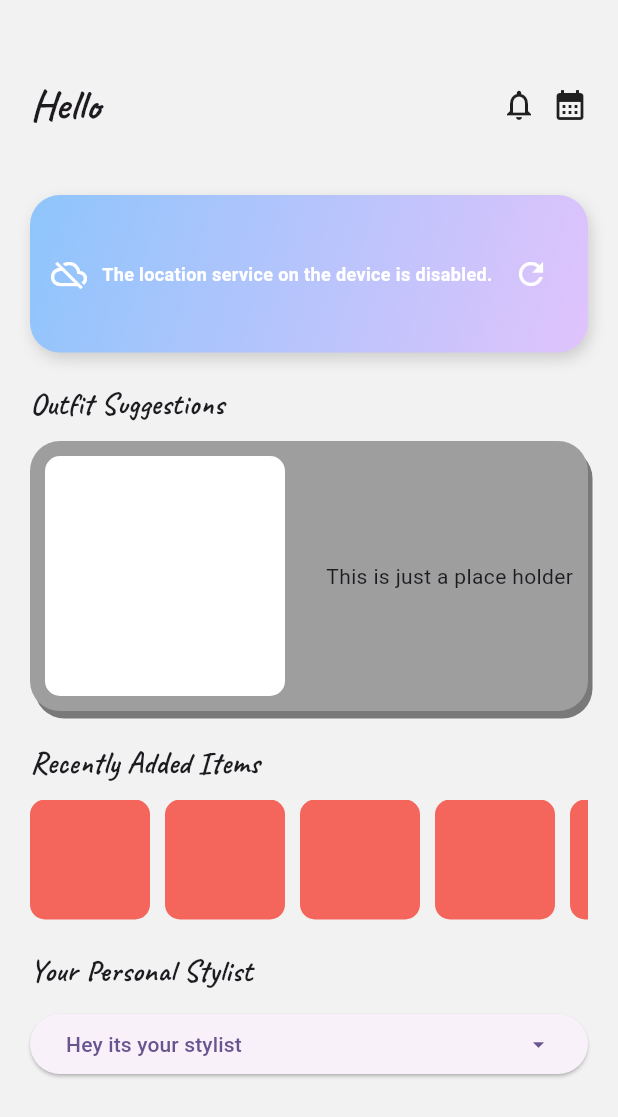
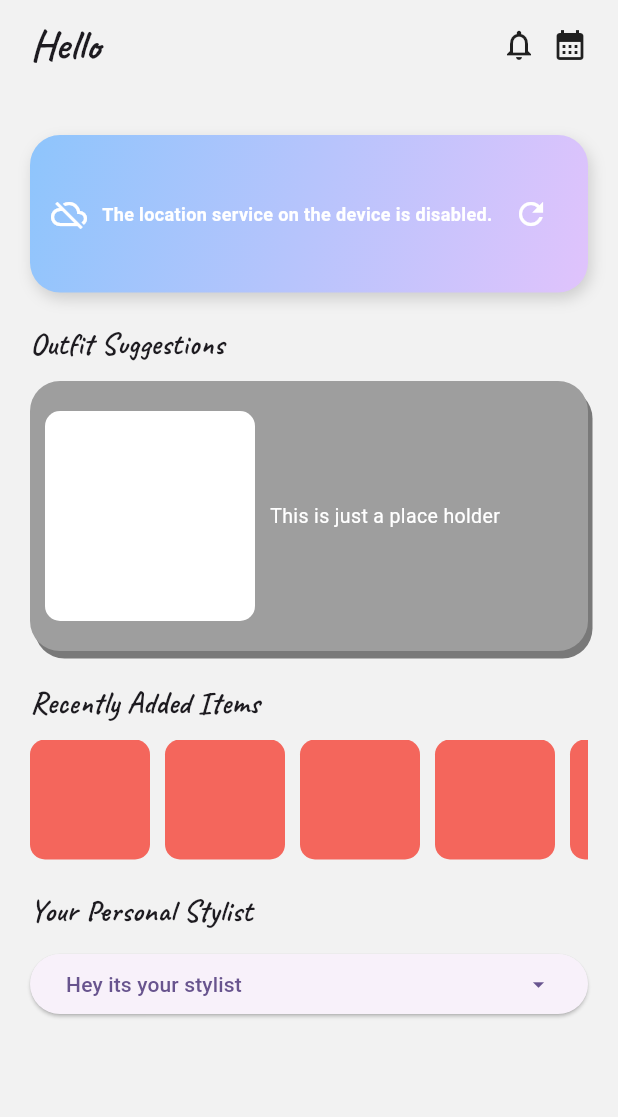
Before and after one commit to Nissan-Shrestha/FYP, a Flutter app: the Homescreen screen opened directly, on a phone screen of 412 x 824 dp. Shown: the top 1117 px of the screen. Run offline on Flutter 3.47's test engine with Material 3 defaults, Android fonts, the phone set to English and light mode, and no system bars; our stand-ins replace firebase_auth, firebase_core, geolocator, google_fonts, image_cropper, image_picker; accounts and stored records are empty.

Commit message:
homescreen ui fixed

```diff
--- a/fit_app/lib/screens/home/homescreen.dart
+++ b/fit_app/lib/screens/home/homescreen.dart
@@ -27,12 +27,12 @@ class _HomescreenState extends State<Homescreen> {
   Widget build(BuildContext context) {
     return Scaffold(
       backgroundColor: const Color(0xffF2F2F2),
-      body: Padding(
-        padding: const EdgeInsets.symmetric(horizontal: 20),
-        child: Column(
-          crossAxisAlignment: CrossAxisAlignment.start,
-          children: [
-            SizedBox(height: 50),
+      body: SafeArea(
+        child: SingleChildScrollView(
+          padding: const EdgeInsets.fromLTRB(20, 10, 20, 30),
+          child: Column(
+            crossAxisAlignment: CrossAxisAlignment.start,
+            children: [
 
             Row(
               spacing: 10,
@@ -130,14 +130,20 @@ class _HomescreenState extends State<Homescreen> {
                   mainAxisAlignment: MainAxisAlignment.spaceBetween,
                   children: [
                     Container(
-                      width: 160,
-                      height: 160,
+                      width: 140,
+                      height: 140,
                       decoration: BoxDecoration(
                         borderRadius: BorderRadius.circular(10),
                         color: Colors.white,
                       ),
                     ),
-                    Text("This is just a place holder"),
+                    const SizedBox(width: 10),
+                    const Expanded(
+                      child: Text(
+                        "This is just a place holder",
+                        style: TextStyle(fontSize: 13, color: Colors.white),
+                      ),
+                    ),
                   ],
                 ),
               ),
@@ -245,7 +251,7 @@ class _HomescreenState extends State<Homescreen> {
                   },
                 );
               },
-              child: Row(
+              child: const Row(
                 mainAxisAlignment: MainAxisAlignment.spaceBetween,
                 children: [
                   Text("Hey its your stylist"),
@@ -256,8 +262,9 @@ class _HomescreenState extends State<Homescreen> {
           ],
         ),
       ),
-    );
-  }
+    ),
+  );
+}
 
   Widget _buildWeatherContent(WeatherViewmodel weatherVM) {
     if (weatherVM.isLoading && weatherVM.weather == null) {
```
